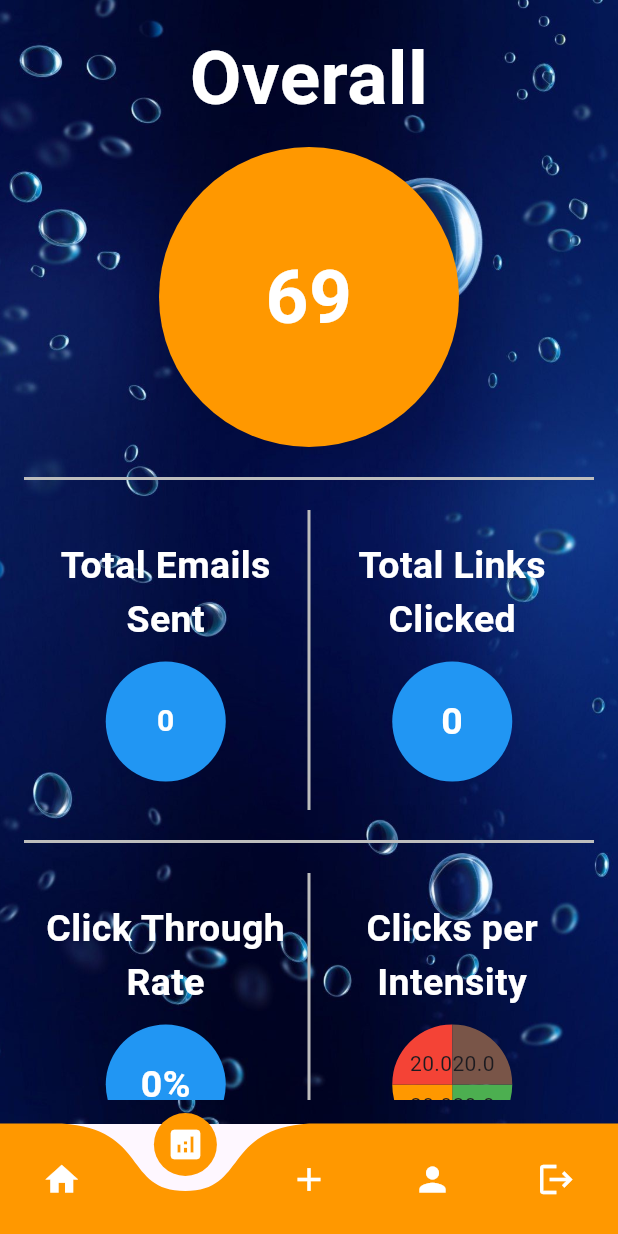
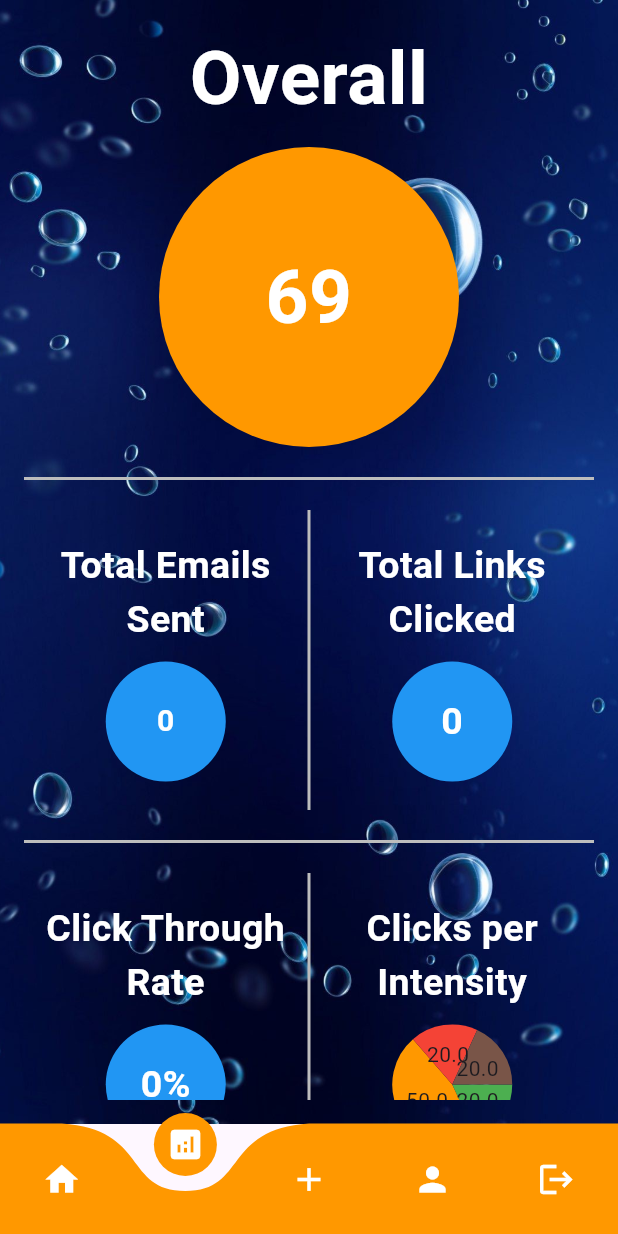
Before and after one commit to st8farmfromjake/hook, a Flutter app: the screen it shows once a user with an empty profile is signed in, swiped to page 2, on a phone screen of 412 x 824 dp. Run offline on Flutter 3.47's test engine with Material 3 defaults, Android fonts, the phone set to English and light mode, and no system bars; drawn by our look-alikes of curved_navigation_bar, fl_chart; our stand-ins replace firebase_auth, firebase_core; missing offline and left inert: mailer; accounts and stored records are empty.

Commit message:
removed container stopping the sign out page

```diff
--- a/lib/pages/home_page.dart
+++ b/lib/pages/home_page.dart
@@ -134,22 +134,7 @@ class _HomePageState extends State<HomePage> {
 
                   const ProfilePage(),
 
-                  Container(
-                    padding: const EdgeInsets.all(30),
-                    child: const Column(
-                      mainAxisSize: MainAxisSize
-                          .min, // To keep the column as compact as possible.
-                      children: [
-                        Text(
-                          'Profile',
-                          style: kHeading,
-                          textAlign: TextAlign
-                              .center, // Center align the text if kHeading doesn't already do so.
-                        ),
-                        // Add other widgets below as needed.
-                      ],
-                    ),
-                  ),
+
 
                   Container(
                     padding: const EdgeInsets.all(30),
--- a/lib/widgets/pie_chart.dart
+++ b/lib/widgets/pie_chart.dart
@@ -24,7 +24,7 @@ class MyPieChart extends StatelessWidget {
               radius: radius, // Use the calculated radius
             ),
             PieChartSectionData(
-              value: 20,
+              value: 50,
               color: Colors.orange,
               radius: radius,
             ),
```
